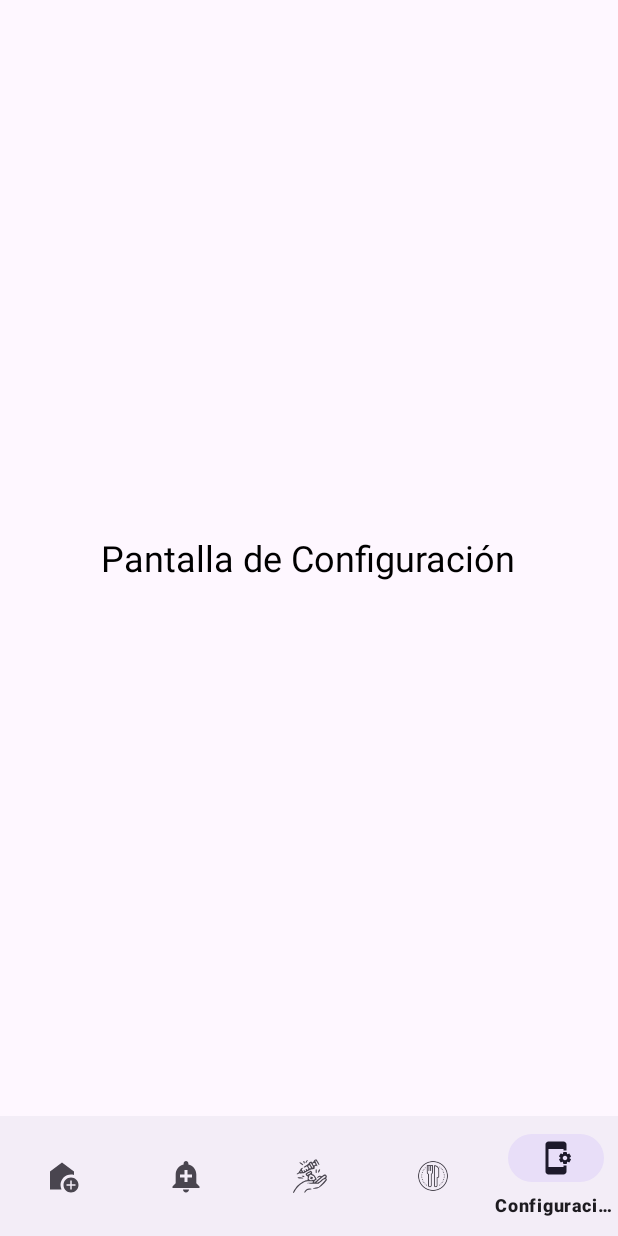
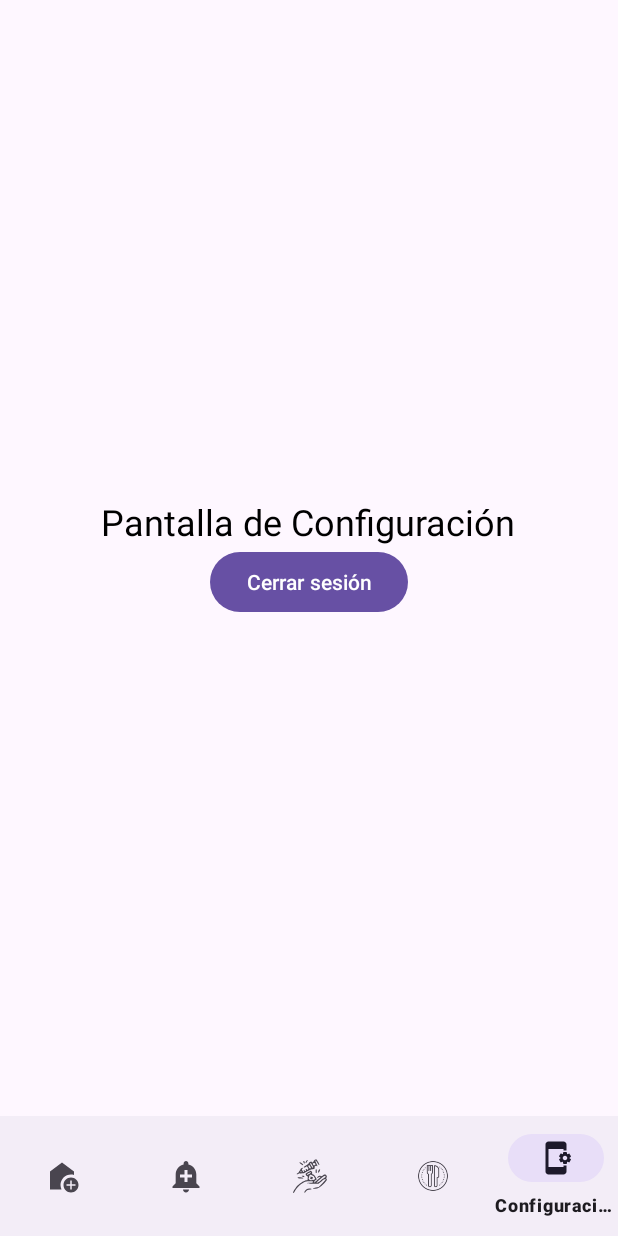
Before and after one commit to AldanaDeSampigny/TNT-materno-infantil, an Android app: the SettingsFragment screen opened through its navigation route, on a phone screen of 412 x 824 dp. Run offline under Robolectric (Android 15) with nearby library versions, the light colour scheme and no system bars; our stand-ins replace Firebase (no records; nobody signed in at launch, a user with empty details on screens opened directly), navigation-ui; libraries missing offline, so code that uses them is left out: com.firebase.ui.

Commit message:
implementacion de cierre de sesion en el SettingsFragment

```diff
--- a/MaternoInfantil/app/src/main/java/com/example/materno_infantil/controllers/SettingsFragment.kt
+++ b/MaternoInfantil/app/src/main/java/com/example/materno_infantil/controllers/SettingsFragment.kt
@@ -9,10 +9,13 @@
 import android.widget.Button
 import androidx.appcompat.app.AppCompatActivity
 import com.example.materno_infantil.R
+import com.example.materno_infantil.App
 import android.content.Intent
 import android.widget.Toast
 import com.firebase.ui.auth.FirebaseAuthUIActivityResultContract
 import com.google.firebase.auth.FirebaseAuth
+import com.firebase.ui.auth.AuthUI
+
 
 
 class SettingsFragment : Fragment() {
@@ -36,17 +39,29 @@
         super.onViewCreated(view, savedInstanceState)
 
         val buttonRegister = view.findViewById<Button>(R.id.btn_login)
+        val buttonLogOut = view.findViewById<Button>(R.id.logoutButton)
         val user = FirebaseAuth.getInstance().currentUser
 
         // se muestra el botón solo si el usuario es anónimo
         if (user?.isAnonymous == true) {
             buttonRegister.visibility = View.VISIBLE
+            buttonLogOut.visibility = View.GONE
             buttonRegister.setOnClickListener {
                 startActivity(Intent(requireContext(), RegisterActivity::class.java))
             }
         } else {
             // Si no es anónimo, se oculta el botón
             buttonRegister.visibility = View.GONE
+            buttonLogOut.visibility = View.VISIBLE
+            buttonLogOut.setOnClickListener {
+                AuthUI.getInstance()
+                    .signOut(requireContext())
+                    .addOnCompleteListener {
+                        val intent = Intent(requireContext(), App::class.java)
+                        intent.flags = Intent.FLAG_ACTIVITY_NEW_TASK or Intent.FLAG_ACTIVITY_CLEAR_TASK
+                        startActivity(intent)
+                    }
+            }
         }
     }
 
--- a/MaternoInfantil/app/src/main/res/layout/fragment_settings.xml
+++ b/MaternoInfantil/app/src/main/res/layout/fragment_settings.xml
@@ -20,4 +20,11 @@
         android:layout_height="wrap_content"
         android:text="Registrarse" />
 
+    <Button
+        android:id="@+id/logoutButton"
+        android:layout_width="wrap_content"
+        android:layout_height="wrap_content"
+        android:text="Cerrar sesión" />
+
+
 </LinearLayout>
```
